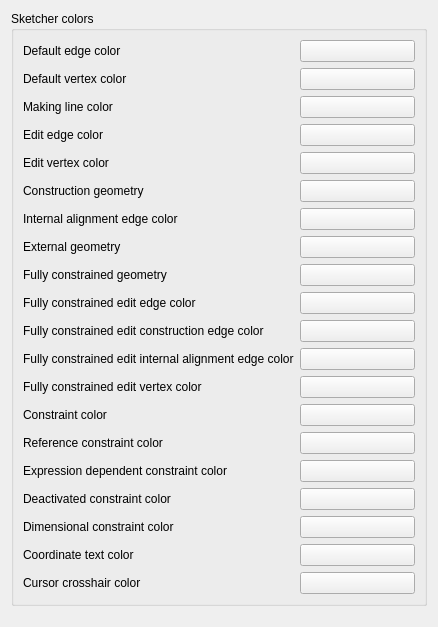
Before: the Qt Designer form src/Mod/Sketcher/Gui/SketcherSettingsColors.ui in southseact-3d/fcd, drawn with Qt 5.
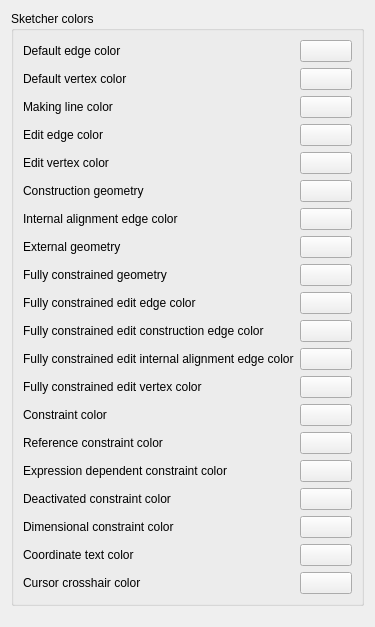
After: the same form once the commit is applied. Custom widgets are drawn as their Qt base class.

Commit message: Sketcher: fix layout by removing minimumSize property from labels

```diff
--- a/src/Mod/Sketcher/Gui/SketcherSettingsColors.ui
+++ b/src/Mod/Sketcher/Gui/SketcherSettingsColors.ui
@@ -6,7 +6,7 @@
    <rect>
     <x>0</x>
     <y>0</y>
-    <width>438</width>
+    <width>375</width>
     <height>627</height>
    </rect>
   </property>
```
Left out of the diff: 102 changed lines with no effect on the pictures.
